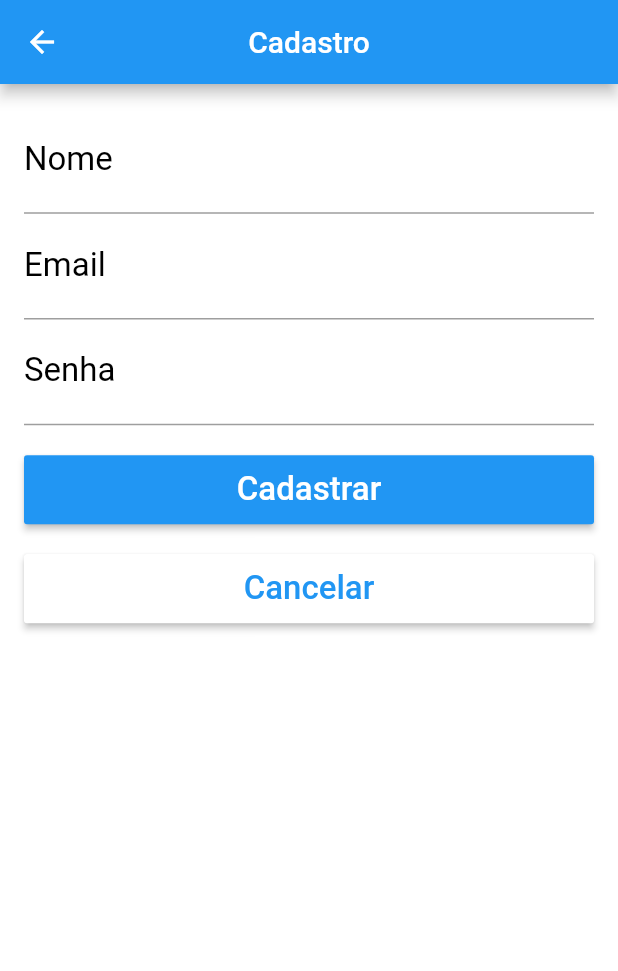
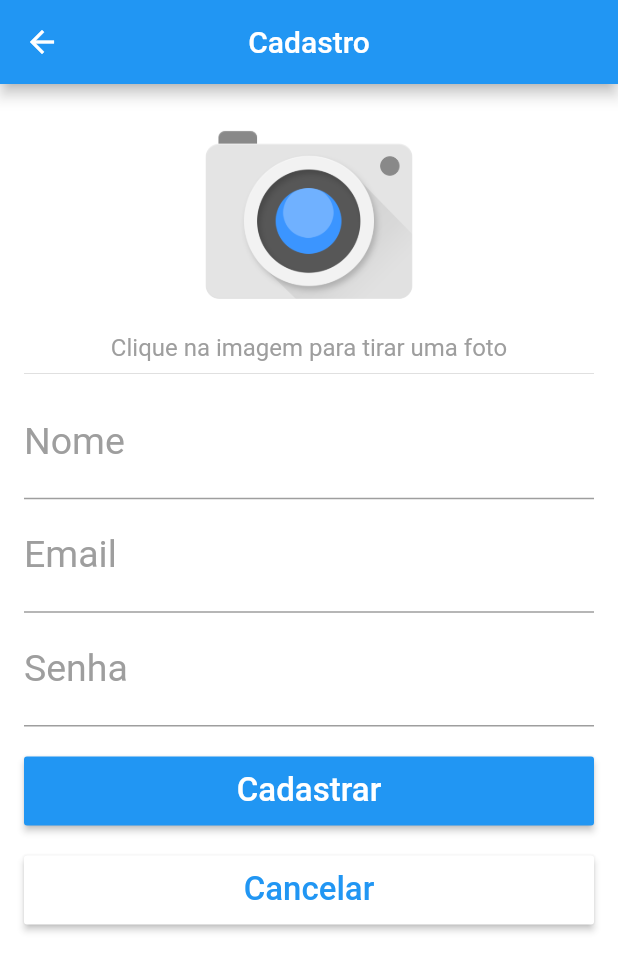
Before and after one commit to Elessandrorm/carros_flutter_curso, a Flutter app: the CadastroPage screen opened directly, on a phone screen of 412 x 824 dp. Shown: the top 971 px of the screen. Run offline on Flutter 3.47's test engine with Material 2 defaults, Android fonts, the phone set to English and light mode, and no system bars; our stand-ins replace cached_network_image, cloud_firestore, connectivity, firebase_auth, firebase_messaging, firebase_remote_config and 8 more; missing offline and left inert: flutter_auth_buttons; accounts and stored records are empty.

Commit message:
Ajuste no projeto para armazenar as fotos no Firebase Storage

```diff
--- a/lib/cadastro/cadastro_page.dart
+++ b/lib/cadastro/cadastro_page.dart
@@ -1,9 +1,13 @@
+import 'dart:io';
+
 import 'package:carros/firebase/firebase_service.dart';
 import 'package:carros/pages/carros/home_page.dart';
 import 'package:carros/pages/login/login_page.dart';
 import 'package:carros/utils/alert.dart';
 import 'package:carros/utils/nav.dart';
+import 'package:carros/widgets/app_text.dart';
 import 'package:flutter/material.dart';
+import 'package:image_picker/image_picker.dart';
 
 class CadastroPage extends StatefulWidget {
   @override
@@ -17,11 +21,16 @@ class _CadastroPageState extends State<CadastroPage> {
 
   final GlobalKey<FormState> _formKey = GlobalKey<FormState>();
 
+  File _file;
+
+  final _focusNome = FocusNode();
+  final _focusEmail = FocusNode();
+  final _focusSenha = FocusNode();
+
   var _progress = false;
 
   void initState() {
     super.initState();
-
   }
 
   @override
@@ -39,74 +48,48 @@ class _CadastroPageState extends State<CadastroPage> {
   }
 
   _body(BuildContext context) {
-
     return Form(
       key: _formKey,
       child: ListView(
         children: <Widget>[
-          TextFormField(
-            controller: _tNome,
-            validator: _validateNome,
-            keyboardType: TextInputType.text,
+          _headerFoto(),
+          Text(
+            "Clique na imagem para tirar uma foto",
+            textAlign: TextAlign.center,
             style: TextStyle(
-              color: Colors.blue,
-              fontSize: 22,
-            ),
-            decoration: InputDecoration(
-              labelText: "Nome",
-              labelStyle: TextStyle(
-                color: Colors.black,
-                fontSize: 22,
-              ),
-              hintText: "Digite o seu nome",
-              hintStyle: TextStyle(
-                color: Colors.black,
-                fontSize: 18,
+              fontSize: 16,
+              color: Colors.grey,
             ),
           ),
+          Divider(),
+          AppText(
+            "Nome",
+            "Digite o seu nome",
+            controller: _tNome,
+            keyboardType: TextInputType.text,
+            validator: _validateNome,
+            textInputAction: TextInputAction.next,
+            focusNode: _focusNome,
+            nextFocus: _focusEmail,
           ),
-          TextFormField(
+          AppText(
+            "Email",
+            "Digite o seu email",
             controller: _tEmail,
+            keyboardType: TextInputType.text,
             validator: _validateLogin,
-            keyboardType: TextInputType.text,
-            style: TextStyle(
-              color: Colors.blue,
-              fontSize: 22,
+            textInputAction: TextInputAction.next,
+            focusNode: _focusEmail,
+            nextFocus: _focusSenha,
           ),
-            decoration: InputDecoration(
-              labelText: "Email",
-              labelStyle: TextStyle(
-                color: Colors.black,
-                fontSize: 22,
-              ),
-              hintText: "Digite o seu email",
-              hintStyle: TextStyle(
-                color: Colors.black,
-                fontSize: 18,
-              ),
-            ),
-          ),
-          TextFormField(
+          AppText(
+            "Senha",
+            "Digite a senha",
             controller: _tSenha,
+            keyboardType: TextInputType.number,
             validator: _validateSenha,
-            obscureText: true,
-            keyboardType: TextInputType.number,
-            style: TextStyle(
-              color: Colors.blue,
-              fontSize: 22,
-            ),
-            decoration: InputDecoration(
-              labelText: "Senha",
-              labelStyle: TextStyle(
-                color: Colors.black,
-                fontSize: 22,
-              ),
-              hintText: "Digite a sua Senha",
-              hintStyle: TextStyle(
-                color: Colors.black,
-                fontSize: 18,
-              ),
-            ),
+            focusNode: _focusSenha,
+            password: true,
           ),
           Container(
             height: 46,
@@ -179,7 +162,7 @@ class _CadastroPageState extends State<CadastroPage> {
   }
 
   _onClickCancelar(context) {
-    push(context,LoginPage(), replace: true);
+    push(context, LoginPage(), replace: true);
   }
 
   _onClickCadastrar(context) async {
@@ -200,10 +183,10 @@ class _CadastroPageState extends State<CadastroPage> {
     });
 
     final service = FirebaseService();
-    final response = await service.cadastrar(nome, email, senha);
+    final response = await service.cadastrar(nome, email, senha, file: _file);
 
     if (response.ok) {
-      push(context, HomePage(),replace:true);
+      push(context, HomePage(), replace: true);
     } else {
       alert(context, response.msg);
     }
@@ -212,4 +195,29 @@ class _CadastroPageState extends State<CadastroPage> {
       _progress = false;
     });
   }
+
+  _headerFoto() {
+    return InkWell(
+      onTap: _onClickFoto,
+      child: _file != null
+          ? Image.file(
+              _file,
+              height: 150,
+            )
+          : Image.asset(
+              "assets/images/camera.png",
+              height: 150,
+            ),
+    );
   }
+
+  void _onClickFoto() async {
+    File file = await ImagePicker.pickImage(source: ImageSource.camera);
+    if (file != null) {
+      setState(() {
+        this._file = file;
+      });
+    }
+    FirebaseService.uploadFirebaseStorage(file);
+  }
+}
--- a/lib/firebase/firebase_service.dart
+++ b/lib/firebase/firebase_service.dart
@@ -1,6 +1,10 @@
+import 'dart:io';
+
+import 'package:path/path.dart' as path;
 import 'package:carros/pages/api_response.dart';
 import 'package:carros/pages/login/usuario.dart';
 import 'package:firebase_auth/firebase_auth.dart';
+import 'package:firebase_storage/firebase_storage.dart';
 import 'package:flutter/services.dart';
 import 'package:google_sign_in/google_sign_in.dart';
 import 'package:cloud_firestore/cloud_firestore.dart';
@@ -84,7 +88,7 @@ class FirebaseService {
     }
   }
 
-  Future<ApiResponse> cadastrar(String nome, String email, String senha) async {
+  Future<ApiResponse> cadastrar(String nome, String email, String senha, {File file}) async {
     try {
       // Usuario do Firebase
       AuthResult result = await _auth.createUserWithEmailAndPassword(
@@ -101,7 +105,14 @@ class FirebaseService {
       userUpdateInfo.photoUrl =
       "https://s3-sa-east-1.amazonaws.com/livetouch-temp/livrows/foto.png";
 
+      if (file != null){
+        userUpdateInfo.photoUrl = await FirebaseService.uploadFirebaseStorage(file);
+      }
+
       fUser.updateProfile(userUpdateInfo);
+
+      // Salva no Firestore
+      saveUser(fUser);
 
       // Resposta genérica
       return ApiResponse.ok(msg: "Usuário criado com sucesso");
@@ -134,6 +145,17 @@ class FirebaseService {
     }
   }
 
+  static Future<String> uploadFirebaseStorage(File file) async {
+    print("Upload to Storage $file");
+    String fileName = path.basename(file.path);
+    final storageRef = FirebaseStorage.instance.ref().child(fileName);
+
+    final StorageTaskSnapshot task = await storageRef.putFile(file).onComplete;
+    final String urlFoto = await task.ref.getDownloadURL();
+    print("Storage > $urlFoto");
+    return urlFoto;
+  }
+
   Future<void> logout() async {
     await FavoritoService().deletaCarros();
 
--- a/lib/pages/carros/carro_form_page.dart
+++ b/lib/pages/carros/carro_form_page.dart
@@ -1,6 +1,7 @@
 import 'dart:io';
 
 import 'package:cached_network_image/cached_network_image.dart';
+import 'package:carros/firebase/firebase_service.dart';
 import 'package:carros/pages/api_response.dart';
 import 'package:carros/pages/carros/carro.dart';
 import 'package:carros/pages/carros/carros_api.dart';
@@ -215,6 +216,7 @@ class _CarroFormPageState extends State<CarroFormPage> {
         this._file = file;
       });
     }
+    FirebaseService.uploadFirebaseStorage(file);
   }
 
   _onClickSalvar() async {
--- a/lib/pages/login/login_page.dart
+++ b/lib/pages/login/login_page.dart
@@ -36,23 +36,11 @@ class _LoginPageState extends State<LoginPage> {
   void initState() {
     super.initState();
 
-    //initFcm();
+    // Firebase Cloud Message - iniciando
+    initFcm();
 
-    // Remote config
-    RemoteConfig.instance.then((remoteConfig) {
-       remoteConfig.setConfigSettings(RemoteConfigSettings(debugMode: true));
-
-       try {
-         // Aplicativo em produção precisa ficar = 5 horas
-         remoteConfig.fetch(expiration: const Duration(minutes: 1));
-         remoteConfig.activateFetched();
-       } catch (error) {
-         print("Remote config: $error");
-       }
-       final mensagem = remoteConfig.getString("mensagem");
-
-       print("'Mensagem: $mensagem");
-    });
+    // Firebase Remote config
+    _firebaseRemoteConfig();
   }
 
   @override
@@ -196,4 +184,21 @@ class _LoginPageState extends State<LoginPage> {
   void _onClickCadastrar() {
     push(context, CadastroPage(), replace: true);
   }
+
+  void _firebaseRemoteConfig() {
+    RemoteConfig.instance.then((remoteConfig) {
+      remoteConfig.setConfigSettings(RemoteConfigSettings(debugMode: true));
+
+      try {
+        // Aplicativo em produção precisa ficar = 5 horas
+        remoteConfig.fetch(expiration: const Duration(minutes: 1));
+        remoteConfig.activateFetched();
+      } catch (error) {
+        print("Remote config: $error");
+      }
+      final mensagem = remoteConfig.getString("mensagem");
+
+      print("'Mensagem: $mensagem");
+    });
+  }
 }
--- a/lib/widgets/app_text.dart
+++ b/lib/widgets/app_text.dart
@@ -42,9 +42,9 @@ class AppText extends StatelessWidget {
         color: Colors.blue,
       ),
       decoration: InputDecoration(
-          border: OutlineInputBorder(
-            borderRadius: BorderRadius.circular(10)
-          ),
+        //  border: OutlineInputBorder(
+         //   borderRadius: BorderRadius.circular(10)
+         // ),
           labelText: label,
           labelStyle: TextStyle(fontSize: 25, color: Colors.grey),
           hintText: hint,
--- a/pubspec.yaml
+++ b/pubspec.yaml
@@ -40,6 +40,7 @@ dependencies:
   cloud_firestore: ^0.13.1
   firebase_messaging: ^6.0.9
   firebase_remote_config: ^0.3.0+1
+  firebase_storage: ^3.1.1
 
 
   # The following adds the Cupertino Icons font to your application.
```
Also changed, not shown: pubspec.lock, 1 other file. Lines whose indentation alone changed are shown as unchanged.
